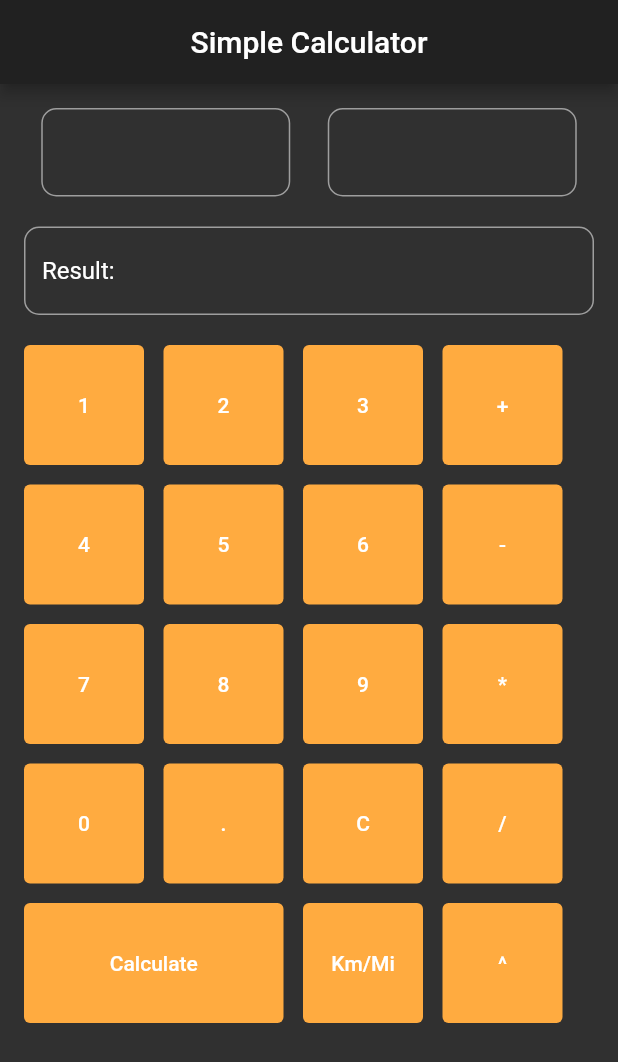
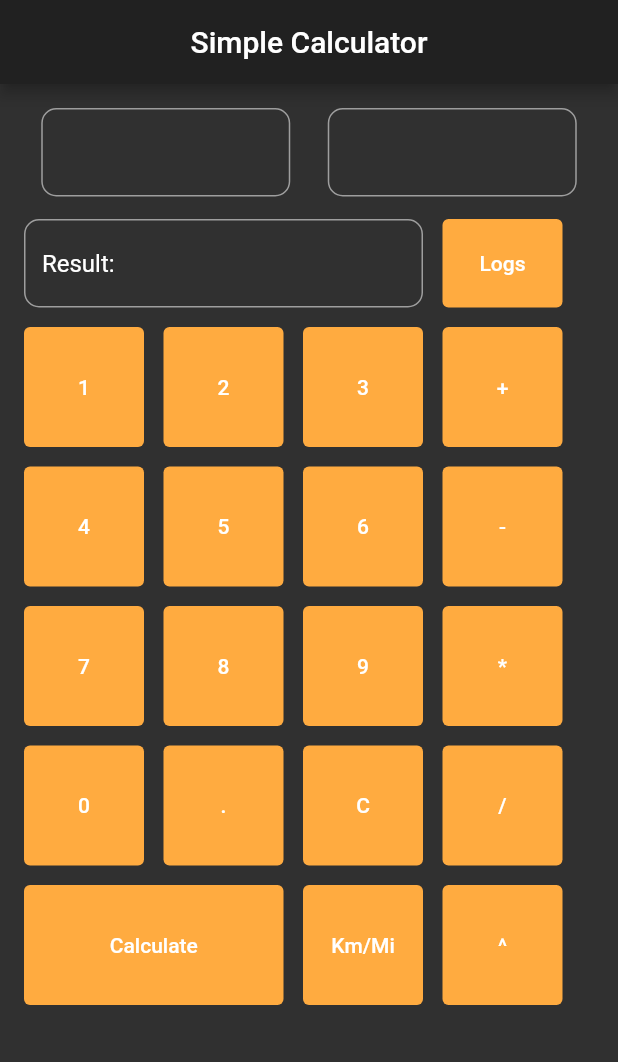
Before and after one commit to vadimsavitskii/flutter_proj, a Flutter app: the screen it shows after launch, after a tap on "Calculate", on a phone screen of 412 x 824 dp. Shown: the top 1062 px of the screen. Run offline on Flutter 3.47's test engine with Material 2 defaults, Android fonts, the phone set to English and light mode, and no system bars; our stand-ins replace sqflite; accounts and stored records are empty.

```diff
--- /dev/null
+++ b/lib/Calculation.dart
@@ -0,0 +1,23 @@
+import 'package:very_simple_calc/database_helper.dart';
+
+class Calculation {
+  String equation;
+  String timestamp;
+
+  Calculation({this.equation, this.timestamp});
+
+  Map<String, dynamic> toMap() {
+    var map = <String, dynamic>{
+
+      DatabaseHelper.columnEquation: equation,
+      DatabaseHelper.columnTimestamp: timestamp
+    };
+
+    return map;
+  }
+
+  Calculation.fromMap(Map<String, dynamic> map) {
+    equation = map[DatabaseHelper.columnEquation];
+    timestamp = map[DatabaseHelper.columnTimestamp];
+  }
+}
--- a/lib/MainPage.dart
+++ b/lib/MainPage.dart
@@ -11,13 +11,21 @@
 *       second number - program gives error.
 *
 *     Although, calculator's functionality works in case of correct usage.
+*
+*     Database or its entries has to be deleted manually from device/emulator storage.
 */
 
 import 'dart:math';
 
 import 'package:flutter/cupertino.dart';
 import 'package:flutter/material.dart';
+import 'package:very_simple_calc/Calculation.dart';
 import 'package:very_simple_calc/KmToMilesConverter.dart';
+
+import 'package:intl/intl.dart';
+
+import 'HistoryPage.dart';
+import 'database_helper.dart';
 
 void main() => runApp(MyApp());
 
@@ -25,9 +33,6 @@ class MyApp extends StatelessWidget {
   @override
   Widget build(BuildContext context) {
     return MaterialApp(
-      routes: {
-        '/converter': (context) => KmToMilesConverter(),
-      },
       theme: ThemeData.dark(),
       home: HomePage(title: 'Simple Calculator'),
     );
@@ -50,6 +55,9 @@ class _HomePageState extends State<HomePage> {
   String secondNumber = '';
   String resultPlaceholder = 'Result:  ';
   String result = '';
+  bool log = false;
+  List<Calculation> listOfCalculations = List<Calculation>();
+
 
   @override
   Widget build(BuildContext context) {
@@ -110,10 +118,12 @@ class _HomePageState extends State<HomePage> {
                   ),
                 ),
                 Container(
-                  height: 20, // used as a padding
+                  height: 15, // used as a padding
                 ),
+                Row(
+                  children: [
                     Container(
-                  width: 400,
+                      width: 266,
                       child:
                       TextField(
                         enabled: false,
@@ -128,7 +138,23 @@ class _HomePageState extends State<HomePage> {
                       ),
                     ),
                     Container(
-                  height: 20, // used as a padding
+                      width: 13,
+                    ),
+                    TextButton(
+                        child: Text('Logs'),
+                        style: TextButton.styleFrom(
+                            backgroundColor: Colors.orangeAccent,
+                            primary: Colors.white,
+                            minimumSize: Size(80,59)
+                        ),
+                        onPressed: () {
+                          Navigator.of(context).push(MaterialPageRoute(builder: (context) => HistoryPage(listOfCalculations : listOfCalculations)));
+                        }
+                    ),
+                  ],
+                ),
+                Container(
+                  height: 13, // used as a padding
                 ),
                 Container(
                     width: 400,
@@ -401,7 +427,7 @@ class _HomePageState extends State<HomePage> {
                                 primary: Colors.white,
                                 minimumSize: Size(173,80)
                             ),
-                            onPressed: () {
+                            onPressed: () async {
                               setState(() {
                                 if(currentOperation == '^') {
                                   double base = double.parse(firstNumber);
@@ -429,7 +455,50 @@ class _HomePageState extends State<HomePage> {
                                   double divisionResult = firstNumberParsed / secondNumberParsed;
                                   result = divisionResult.toString();
                                 }
+
+                                if (currentOperation == '' || firstNumber == '' || secondNumber == '') {
+                                  log = false;
+                                } else {
+                                  log = true;
+                                }
                               });
+
+                              String equation = firstNumber + currentOperation + secondNumber + '=' + result;
+                              DateTime now = new DateTime.now();
+                              String formatDate(DateTime date) => new DateFormat("MMMM d, hh:mm").format(date);
+                              String formattedTimeNow = formatDate(now);
+                              String nowString = formattedTimeNow.toString();
+
+                              if(log == true) {
+
+                                listOfCalculations.clear();
+
+                                print(' ');
+
+                                await DatabaseHelper.instance.insert({
+                                  DatabaseHelper.columnEquation: equation,
+                                  DatabaseHelper.columnTimestamp: nowString
+                                });
+
+                                List<Map<String,
+                                    dynamic>> queryRows = await DatabaseHelper
+                                    .instance.queryAll();
+                                queryRows.forEach((row) => (print(row)));
+
+                                print(' ');
+
+                                queryRows.forEach((element) {
+                                  Calculation calculation = Calculation.fromMap(element);
+                                  listOfCalculations.add(calculation);
+                                });
+
+                                List<Calculation> listOfCalculationsReversed = listOfCalculations.reversed.toList();
+                                listOfCalculations = listOfCalculationsReversed;
+                                print(listOfCalculations.length);
+
+                              } else {
+                                print('Error. Result not added to database.');
+                              }
                             }
                         ),
                         TextButton(
@@ -440,7 +509,7 @@ class _HomePageState extends State<HomePage> {
                                 minimumSize: Size(80,80)
                             ),
                             onPressed: () {
-                              Navigator.of(context).pushNamed('/converter');
+                              Navigator.of(context).push(MaterialPageRoute(builder: (context) => KmToMilesConverter()));
                             }
                         ),
                         TextButton(
--- /dev/null
+++ b/lib/database_helper.dart
@@ -0,0 +1,54 @@
+import 'dart:io';
+
+import 'package:path_provider/path_provider.dart';
+import 'package:sqflite/sqflite.dart';
+import 'package:path/path.dart';
+
+class DatabaseHelper {
+
+  static final _dbName = 'appDatabase.db';
+  static final _dbVersion = 1;
+  static final _tableName = 'appTable';
+  static final columnEquation = 'Equation';
+  static final columnTimestamp = 'Timestamp';
+
+  // db instance singleton class
+  DatabaseHelper._privateConstructor();
+  static final DatabaseHelper instance = DatabaseHelper._privateConstructor();
+  static Database _database;
+
+  Future<Database> get database async {
+    if(_database != null) return _database;
+
+    _database = await _initiateDatabase();
+    return _database;
+  }
+
+  _initiateDatabase () async {
+    Directory directory = await getApplicationDocumentsDirectory();
+
+    String path = join(directory.path, _dbName);
+
+    return await openDatabase(path, version: _dbVersion, onCreate: _onCreate);
+  }
+
+  Future _onCreate(Database db, int version) {
+    db.execute(
+        '''
+        CREATE TABLE $_tableName(
+        $columnEquation TEXT NOT NULL,
+        $columnTimestamp TEXT NOT NULL )
+        ''');
+  }
+
+  Future<int> insert(Map<String, dynamic> row) async {
+    Database db = await instance.database;
+    return await db.insert(_tableName, row);
+  }
+
+  Future<List<Map<String, dynamic>>> queryAll() async {
+    Database db = await instance.database;
+    return await db.query(_tableName);
+  }
+
+}
--- a/pubspec.yaml
+++ b/pubspec.yaml
@@ -21,13 +21,15 @@ environment:
   sdk: ">=2.7.0 <3.0.0"
 
 dependencies:
+  intl: ^0.17.0
   flutter:
     sdk: flutter
-
 
   # The following adds the Cupertino Icons font to your application.
   # Use with the CupertinoIcons class for iOS style icons.
   cupertino_icons: ^1.0.2
+  sqflite:
+  path_provider:
 
 dev_dependencies:
   flutter_test:
```
Also changed, not shown: lib/HistoryPage.dart (added, +40 -0 lines), pubspec.lock. Lines whose indentation alone changed are shown as unchanged.
